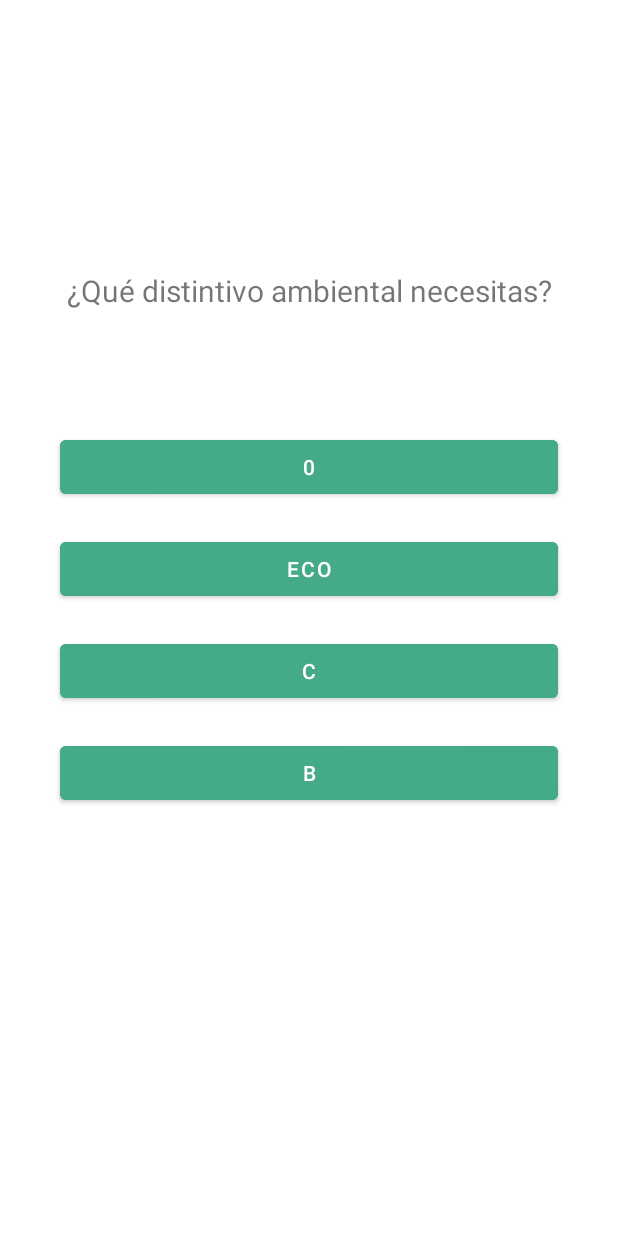
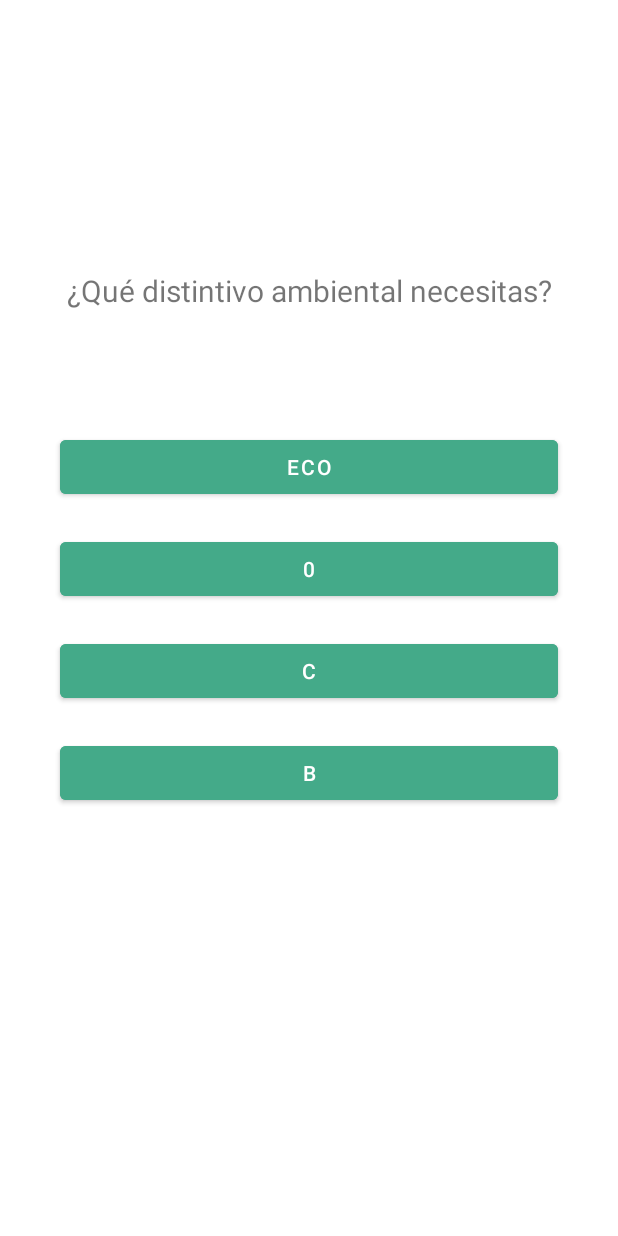
Before and after one commit to Sergio2600/findMyCar, an Android app: the QActivity screen opened directly, with no data from a screen before it, after a tap on "MENOS DE 90CV", on a phone screen of 412 x 824 dp. Run offline under Robolectric (Android 15) with nearby library versions, the phone set to English and light mode, and no system bars; 3 other taps on this screen came first.

Commit message:
cambios preguntas

```diff
--- a/app/src/main/res/values/strings.xml
+++ b/app/src/main/res/values/strings.xml
@@ -30,8 +30,8 @@
         <item>Elige rango de precio;7.000€-20.000€;20.000€-45.000€;45.000€-70.000€;70.000€-100.000€;100.000€-150.000€;+150.000€</item>
         <item>¿Qué tipo de carrocería estas buscando?;Berlina;Cabrio;Coupe;Familiar;Monovolumen;SUV/4x4</item>
         <item>Escoge un tipo de combustible;Gasolina;Diesel;Híbrido;Eléctrico</item>
-        <item>Eligen un rango de potencia;Menos de 90cv;90cv-130cv;200cv-300cv;300cv-450cv;Más de 450cv</item>
-        <item>¿Qué distintivo ambiental necesitas?;0;ECO;C;B</item>
+        <item>Eligen un rango de potencia;Menos de 90cv;90cv-130cv;130cv-200cv;200cv-300cv;300cv-450cv;Más de 450cv</item>
+        <item>¿Qué distintivo ambiental necesitas?;ECO;0;C;B</item>
         <item>¿Cuál es el tamaño mínimo de maletero que necesitas?;Cualquiera;1 maleta (120 litros);2 maletas (240 litros);4 maletas (480 litros);Más de 5 maletas (600 litros)</item>
     </array>
 
```
